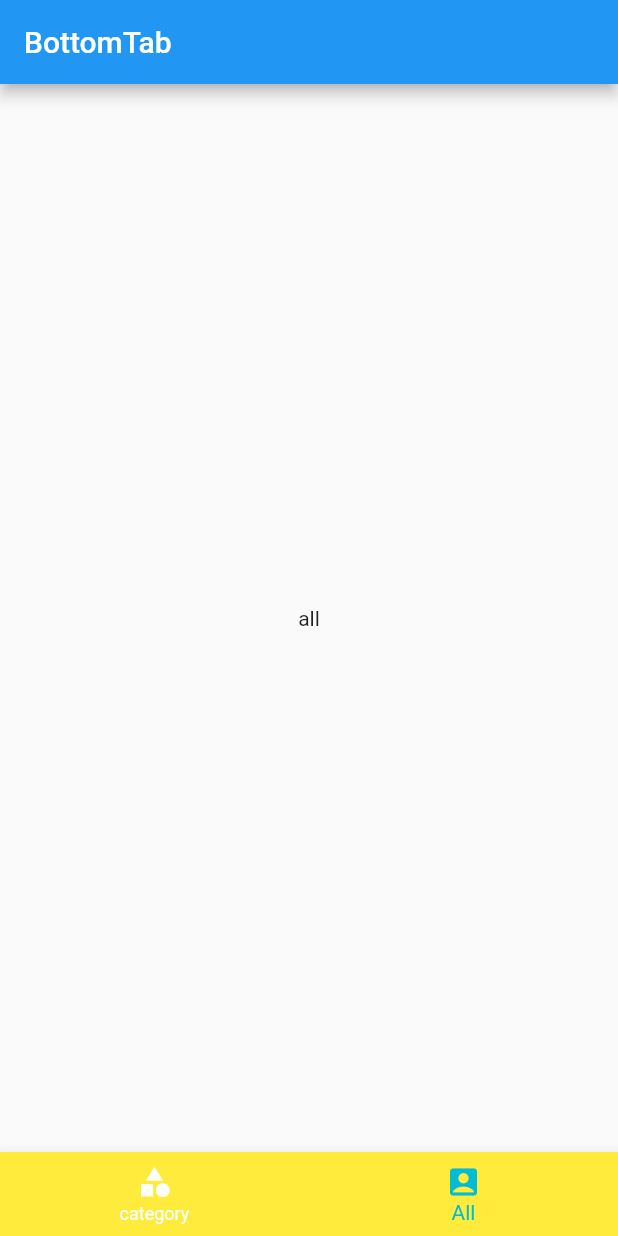
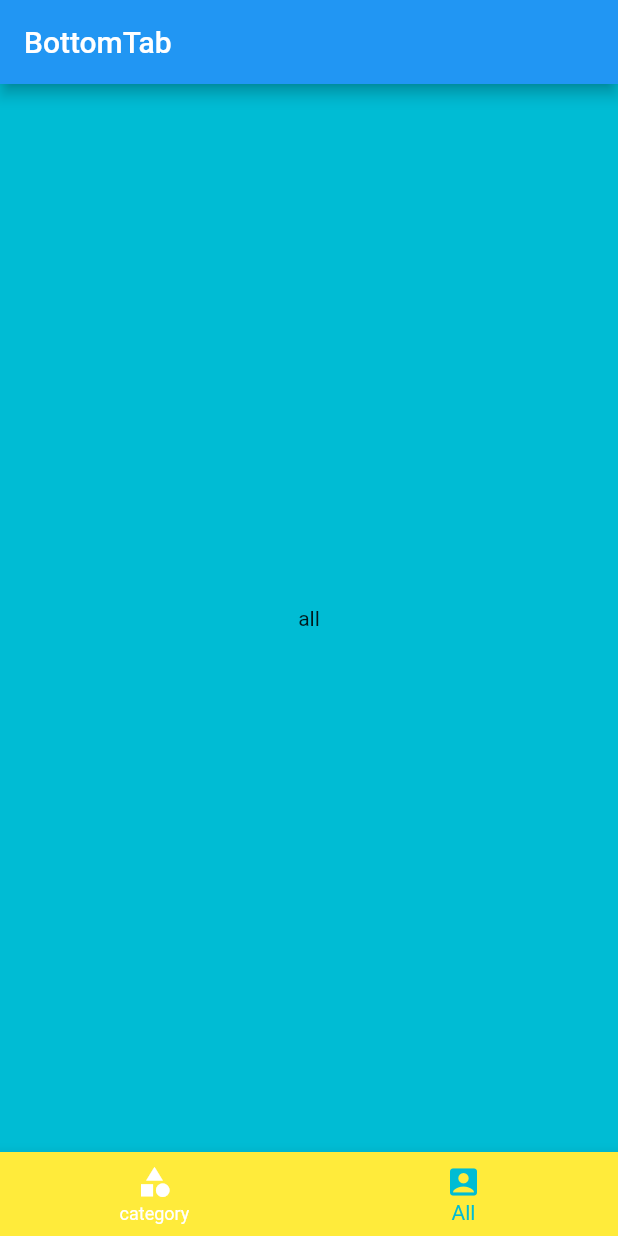
Before and after one commit to dihsarjr/Bottom_Tab, a Flutter app: the screen it shows after launch, item 2 of the bottom bar chosen, on a phone screen of 412 x 824 dp. Run offline on Flutter 3.47's test engine with Material 2 defaults, Android fonts, the phone set to English and light mode, and no system bars.

```diff
--- a/lib/all.dart
+++ b/lib/all.dart
@@ -3,8 +3,12 @@ import 'package:flutter/material.dart';
 class All extends StatelessWidget {
   @override
   Widget build(BuildContext context) {
-    return Center(
-      child: Text('all'),
+    return Container(
+      color: Colors.cyan,
+      padding: EdgeInsets.all(30),
+      child: Center(
+        child: Text('all'),
+      ),
     );
   }
 }
--- a/lib/category.dart
+++ b/lib/category.dart
@@ -4,6 +4,7 @@ class Category extends StatelessWidget {
   @override
   Widget build(BuildContext context) {
     return Scaffold(
+      backgroundColor: Colors.pink,
       body: Center(
         child: Text('Category'),
       ),
--- a/lib/main.dart
+++ b/lib/main.dart
@@ -7,7 +7,6 @@ void main() {
 }
 
 class MyApp extends StatelessWidget {
-  // This widget is the root of your application.
   @override
   Widget build(BuildContext context) {
     return MaterialApp(
@@ -27,11 +26,16 @@ class MyHomePage extends StatefulWidget {
 }
 
 class _MyHomePageState extends State<MyHomePage> {
+//  List
   final List<Widget> _pages = [
     Category(),
     All(),
   ];
+
+//  currentIndex
   int selectedPageIndex = 0;
+
+//  onTap function
   void _selectPages(int index) {
     setState(() {
       selectedPageIndex = index;
```
